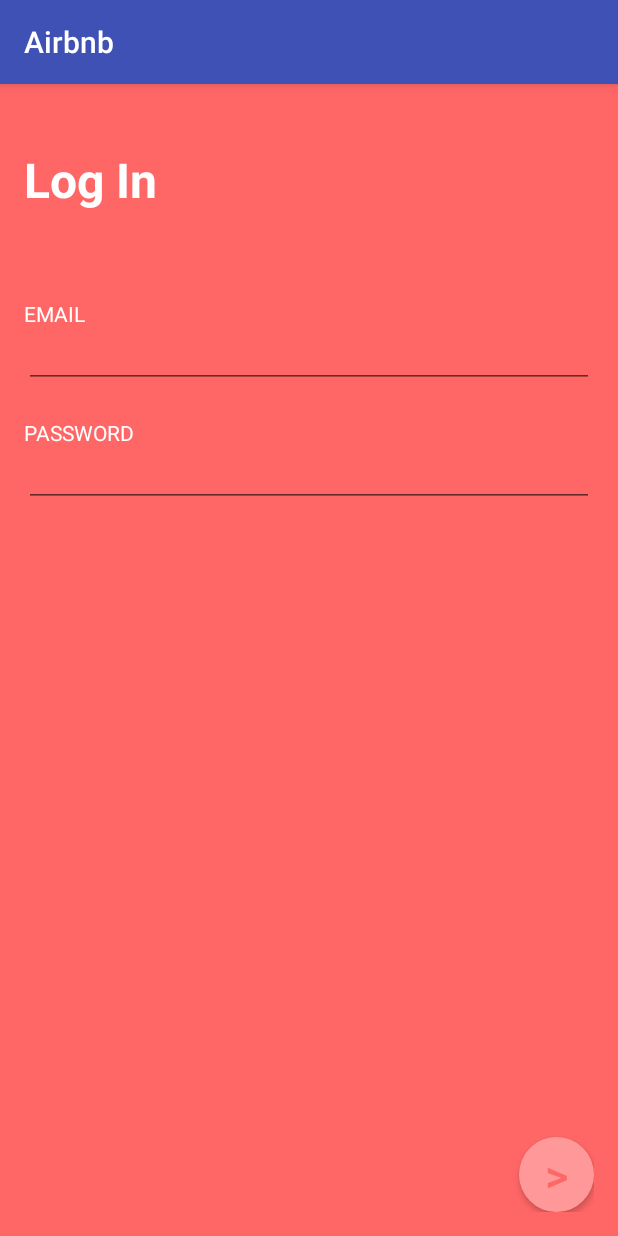
After one commit to mattfranciswork0/Airbnb, an Android app: the fragment LogInFragment placed in its activity, on a phone screen of 412 x 824 dp. The commit adds this screen. Run offline under Robolectric (Android 15) with nearby library versions, the phone set to English and light mode, and no system bars.

Commit message:
Created log in layout and functionality.
...
Add: POJO for password match, will tell Android if password matches with the data in the server through JSON.
Add: Log in fragment and layout for functionality and design.
Add: LogInRequest class to send the log in credentials as a JSON object.
...
Remove: Response and UserRegistration POJO - unneeded.

```diff
--- a/app/src/main/java/com/example/toshiba/airbnb/DatabaseInterface.java
+++ b/app/src/main/java/com/example/toshiba/airbnb/DatabaseInterface.java
@@ -18,5 +18,9 @@ import retrofit2.http.POST;
 public interface DatabaseInterface {
     @Headers("Content-Type: application/json")
     @POST("/register")
-    Call<POJOUserRegistration> insertUserRegistration(@Body UserRegistrationRequest body);
+    Call<Void> insertUserRegistration(@Body UserRegistrationRequest body); //Alter to Call<Void> later
+
+    @Headers("Content-Type: application/json")
+    @POST("/login")
+    Call<PasswordMatch> findLogInData(@Body LogInRequest body);
 }
--- /dev/null
+++ b/app/src/main/java/com/example/toshiba/airbnb/LogInFragment.java
@@ -0,0 +1,103 @@
+package com.example.toshiba.airbnb;
+
+/**
+ * Created by TOSHIBA on 29/07/2017.
+ */
+
+
+import android.app.Fragment;
+import android.graphics.Color;
+import android.os.Bundle;
+import android.support.annotation.Nullable;
+import android.text.Editable;
+import android.text.TextWatcher;
+import android.util.Log;
+import android.view.LayoutInflater;
+import android.view.View;
+import android.view.ViewGroup;
+import android.widget.Button;
+import android.widget.EditText;
+
+import retrofit2.Call;
+import retrofit2.Callback;
+import retrofit2.Response;
+import retrofit2.Retrofit;
+import retrofit2.converter.gson.GsonConverterFactory;
+
+/**
+ * Created by Owner on 2017-06-23.
+ */
+
+public class LogInFragment extends Fragment {
+    EditText etEmail;
+    EditText etPassword;
+    Button bRegProceed;
+    DatabaseInterface retrofit;
+
+    @Nullable
+    @Override
+    public View onCreateView(LayoutInflater inflater, ViewGroup container, Bundle savedInstanceState) {
+        View view = inflater.inflate(R.layout.fragment_login, container, false);
+        etEmail = (EditText) view.findViewById(R.id.etEmail);
+        etPassword = (EditText) view.findViewById(R.id.etPassword);
+        bRegProceed = (Button) view.findViewById(R.id.bRegProceed);
+
+        retrofit = new Retrofit.Builder()
+                .baseUrl("http://192.168.2.89:3000/")
+                .addConverterFactory(GsonConverterFactory.create())
+                .build().create(DatabaseInterface.class);
+
+
+        TextWatcher textWatcher = new TextWatcher() {
+            public void afterTextChanged(Editable s) {
+                logInProceed();
+            }
+
+            public void beforeTextChanged(CharSequence s, int start, int count, int after) {
+            }
+
+            public void onTextChanged(CharSequence s, int start, int before, int count) {
+            }
+        };
+        etEmail.addTextChangedListener(textWatcher);
+        etPassword.addTextChangedListener(textWatcher);
+
+        return view;
+
+    }
+
+    public void logInProceed() {
+        if (etEmail.getText().toString().isEmpty() || etPassword.getText().toString().isEmpty()) {
+            bRegProceed.setEnabled(false);
+            bRegProceed.setBackgroundResource(R.drawable.reg_proceed_button_fail);
+            bRegProceed.setTextColor(Color.parseColor("#ff6666"));
+        } else {
+            bRegProceed.setEnabled(true);
+            bRegProceed.setBackgroundResource(R.drawable.reg_proceed_button);
+            bRegProceed.setTextColor(Color.parseColor("#ff6666"));
+            bRegProceed.setOnClickListener(new View.OnClickListener() {
+                @Override
+                public void onClick(View v) {
+                    LogInRequest logInRequest = new LogInRequest(etEmail.getText().toString(), etPassword.getText().toString());
+                    Call<PasswordMatch> call = retrofit.findLogInData(logInRequest);
+                    call.enqueue(new Callback<PasswordMatch>() {
+                        @Override
+                        public void onResponse(Call<PasswordMatch> call, Response<PasswordMatch> response) {
+                            Log.d("blue", "on response login");
+                            if (response.body().getPasswordMatch()) {
+                                Log.d("blue", "success login");
+                            } else {
+                                Log.d("blue", "fail login");
+                            }
+                        }
+
+                        @Override
+                        public void onFailure(Call<PasswordMatch> call, Throwable t) {
+                            Log.d("blue", "fail login");
+                        }
+                    });
+                }
+            });
+        }
+    }
+}
--- a/app/src/main/res/layout/activity_welcome.xml
+++ b/app/src/main/res/layout/activity_welcome.xml
@@ -1,8 +1,10 @@
+<?xml version="1.0" encoding="utf-8"?>
 <FrameLayout xmlns:android="http://schemas.android.com/apk/res/android"
     xmlns:tools="http://schemas.android.com/tools"
     android:id="@+id/activity_welcome"
     android:layout_width="match_parent"
-    android:layout_height="match_parent">
+    android:layout_height="match_parent"
+    tools:context="googleplayservices.samples.android.teamtreehouse.com.airbnb.WelcomeActivity">
     <RelativeLayout
         xmlns:android="http://schemas.android.com/apk/res/android"
         xmlns:tools="http://schemas.android.com/tools"
@@ -13,7 +15,7 @@
         android:paddingLeft="@dimen/activity_horizontal_margin"
         android:paddingRight="@dimen/activity_horizontal_margin"
         android:paddingTop="@dimen/activity_vertical_margin"
-        tools:context="com.example.toshiba.airbnb.WelcomeActivity"
+        tools:context="googleplayservices.samples.android.teamtreehouse.com.airbnb.WelcomeActivity"
         android:background="#ff6666">
 
         <TextView
@@ -34,7 +36,7 @@
             android:layout_alignParentTop="true"
             android:layout_alignParentRight="true"
             android:layout_alignParentEnd="true"
-            android:id="@+id/tvLog_in"
+            android:id="@+id/tvLogIn"
             android:textStyle="normal|bold"
             android:textColor="#ffffff"/>
 
@@ -46,7 +48,7 @@
             android:id="@+id/tvWelcome"
             android:textColor="#ffffff"
             android:textSize="18sp"
-            android:layout_below="@+id/tvLog_in"
+            android:layout_below="@+id/tvLogIn"
             android:layout_alignParentLeft="true"
             android:layout_alignParentStart="true"/>
 
--- /dev/null
+++ b/app/src/main/res/layout/fragment_login.xml
@@ -0,0 +1,89 @@
+<?xml version="1.0" encoding="utf-8"?>
+<RelativeLayout xmlns:android="http://schemas.android.com/apk/res/android"
+    android:layout_width="match_parent"
+    android:layout_height="match_parent"
+    android:background="#ff6666"
+    android:orientation="vertical"
+    android:paddingBottom="@dimen/activity_vertical_margin"
+    android:paddingLeft="@dimen/activity_horizontal_margin"
+    android:paddingRight="@dimen/activity_horizontal_margin"
+    android:paddingTop="@dimen/activity_vertical_margin">
+
+    <TextView
+        android:id="@+id/tvHeader"
+        android:layout_width="match_parent"
+        android:layout_height="wrap_content"
+        android:layout_alignParentTop="true"
+        android:layout_centerHorizontal="true"
+        android:layout_marginTop="26dp"
+        android:text="Log In"
+        android:textSize="32sp"
+        android:textStyle="normal|bold"
+        android:textColor="#ffffff"/>
+
+    <TextView
+        android:id="@+id/tvPassword"
+        android:layout_width="wrap_content"
+        android:layout_height="wrap_content"
+        android:layout_alignParentLeft="true"
+        android:layout_alignParentStart="true"
+        android:layout_below="@+id/etEmail"
+        android:layout_marginTop="20dp"
+        android:text="PASSWORD"
+        android:textColor="#ffffff"/>
+
+    <TextView
+        android:id="@+id/tvEmail"
+        android:layout_width="wrap_content"
+        android:layout_height="wrap_content"
+        android:text="EMAIL"
+        android:textColor="#ffffff"
+        android:layout_marginBottom="40dp"
+        android:layout_above="@+id/tvPassword"
+        android:layout_alignParentLeft="true"
+        android:layout_alignParentStart="true"/>
+
+    <EditText
+        android:id="@+id/etEmail"
+        android:textColor="#ffffff"
+        android:layout_width="wrap_content"
+        android:layout_marginTop="77dp"
+        android:ems="10"
+        android:inputType="textPersonName"
+        android:text=""
+        android:layout_height="40dp"
+        android:layout_below="@+id/tvHeader"
+        android:layout_alignParentLeft="true"
+        android:layout_alignParentStart="true"
+        android:layout_alignParentRight="true"
+        android:layout_alignParentEnd="true"/>
+
+    <EditText
+        android:textColor="#ffffff"
+        android:id="@+id/etPassword"
+        android:layout_width="wrap_content"
+        android:layout_height="40dp"
+        android:ems="10"
+        android:inputType="textPersonName"
+        android:text=""
+        android:layout_below="@+id/tvPassword"
+        android:layout_alignParentLeft="true"
+        android:layout_alignParentStart="true"
+        android:layout_alignParentRight="true"
+        android:layout_alignParentEnd="true"/>
+
+    <Button
+        android:text=">"
+        android:textColor="#ff6666"
+        android:id="@+id/bRegProceed"
+        android:background="@drawable/reg_proceed_button_fail"
+        android:textSize="30sp"
+        android:textAllCaps="false"
+        style="@style/Widget.AppCompat.Button"
+        android:layout_width="50dp"
+        android:layout_height="50dp"
+        android:layout_alignParentBottom="true"
+        android:layout_alignParentRight="true"
+        android:layout_alignParentEnd="true"/>
+
+</RelativeLayout>
```
Also changed, not shown: app/src/main/AndroidManifest.xml (+6 -1 lines), app/src/main/java/com/example/toshiba/airbnb/LogInRequest.java (added, +15 -0 lines), app/src/main/java/com/example/toshiba/airbnb/POJOResponse.java (deleted, +0 -25 lines), app/src/main/java/com/example/toshiba/airbnb/POJOUserRegistration.java (deleted, +0 -78 lines), app/src/main/java/com/example/toshiba/airbnb/PasswordMatch.java (added, +24 -0 lines), app/src/main/java/com/example/toshiba/airbnb/WelcomeActivity.java (+21 -7 lines).
